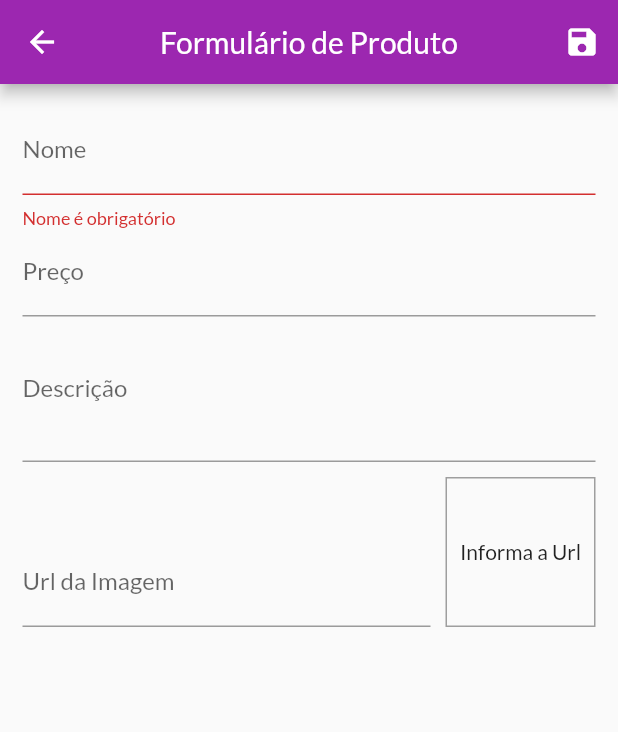
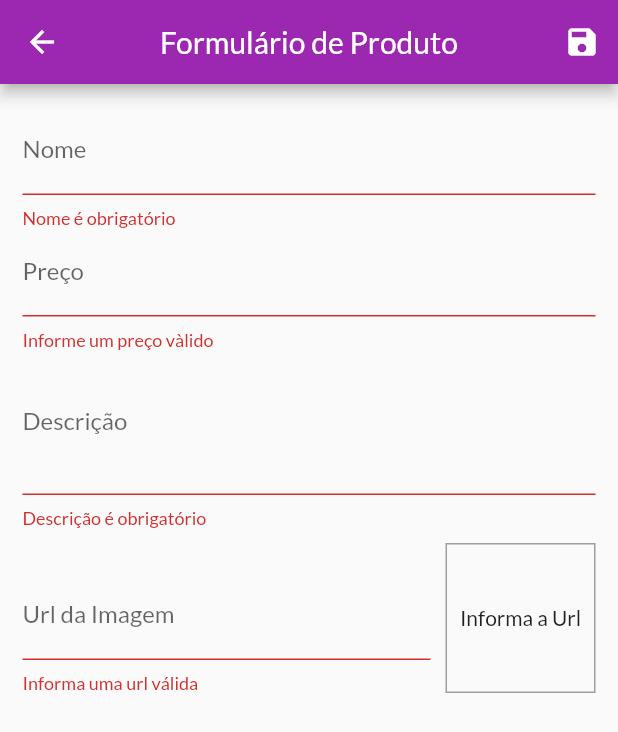
Before and after one commit to rhbpinheiro/shop, a Flutter app: the ProductFormPage screen opened by its route, after a tap on the "save" icon, on a phone screen of 412 x 824 dp. Shown: the top 732 px of the screen. Run offline on Flutter 3.47's test engine with Material 2 defaults, Android fonts, the phone set to English and light mode, and no system bars; network calls fail.

Commit message:
concluindo módulo de formulário

```diff
--- a/lib/main.dart
+++ b/lib/main.dart
@@ -50,7 +50,7 @@ class MyApp extends StatelessWidget {
           AppRoutes.CART: (ctx) => const CartPage(),
           AppRoutes.ORDERS: (ctx) => const OrdersPage(),
           AppRoutes.PRODUCTS: (ctx) => const ProductPage(),
-          AppRoutes.PRODUCTS_FORM: (ctx) => const ProductFormPage(),
+          AppRoutes.PRODUCTS_FORM: (ctx) => ProductFormPage(),
         },
         debugShowCheckedModeBanner: false,
       ),
--- a/lib/pages/product_form_page.dart
+++ b/lib/pages/product_form_page.dart
@@ -1,8 +1,10 @@
 import 'dart:math';
 
 import 'package:flutter/material.dart';
+import 'package:provider/provider.dart';
 
 import '../model/product.dart';
+import '../model/product_list.dart';
 
 class ProductFormPage extends StatefulWidget {
   const ProductFormPage({Key? key}) : super(key: key);
@@ -28,6 +30,24 @@ class _ProductFormPageState extends State<ProductFormPage> {
   }
 
   @override
+  void didChangeDependencies() {
+    super.didChangeDependencies();
+    if (_formData.isEmpty) {
+      final arg = ModalRoute.of(context)?.settings.arguments;
+      if (arg != null) {
+        final product = arg as Product;
+        _formData['id'] = product.id;
+        _formData['name'] = product.name;
+        _formData['price'] = product.price;
+        _formData['description'] = product.description;
+        _formData['imageUrl'] = product.imageUrl;
+
+        _imageUrlController.text = product.imageUrl;
+      }
+    }
+  }
+
+  @override
   void dispose() {
     super.dispose();
     _priceFocus.dispose();
@@ -40,6 +60,14 @@ class _ProductFormPageState extends State<ProductFormPage> {
     setState(() {});
   }
 
+  bool isValidImageUrl(String url) {
+    bool isValidUrl = Uri.tryParse(url)?.hasAbsolutePath ?? false;
+    bool endWithFile = url.toLowerCase().endsWith('.png') ||
+        url.toLowerCase().endsWith('.jpg') ||
+        url.toLowerCase().endsWith('.jpeg');
+    return isValidUrl && endWithFile;
+  }
+
   void _submitForm() {
     final isValid = _formKey.currentState?.validate() ?? false;
 
@@ -48,13 +76,9 @@ class _ProductFormPageState extends State<ProductFormPage> {
     }
 
     _formKey.currentState?.save();
-    final newProduct = Product(
-      id: Random().nextDouble().toString(),
-      name: _formData['name'] as String,
-      description: _formData['description'] as String,
-      imageUrl: _formData['imageUrl'] as String,
-      price: _formData['price'] as double,
-    );
+
+    Provider.of<ProductList>(context, listen: false).saveProduct(_formData);
+    Navigator.of(context).pop();
   }
 
   @override
@@ -77,6 +101,7 @@ class _ProductFormPageState extends State<ProductFormPage> {
           child: ListView(
             children: [
               TextFormField(
+                initialValue:_formData['name']?.toString(),
                 decoration: const InputDecoration(
                   labelText: 'Nome',
                 ),
@@ -99,6 +124,7 @@ class _ProductFormPageState extends State<ProductFormPage> {
                 },
               ),
               TextFormField(
+                initialValue: _formData['price']?.toString(),
                 decoration: const InputDecoration(
                   labelText: 'Preço',
                 ),
@@ -111,8 +137,18 @@ class _ProductFormPageState extends State<ProductFormPage> {
                 },
                 onSaved: (price) =>
                     _formData['price'] = double.parse(price ?? ''),
+                validator: (_price) {
+                  final priceString = _price ?? '';
+                  final price = double.tryParse(priceString) ?? -1;
+                  if (price <= 0) {
+                    return 'Informe um preço vàlido';
+                  }
+                  return null;
+                },
               ),
               TextFormField(
+                initialValue: _formData['description']?.toString(),
+
                 decoration: const InputDecoration(
                   labelText: 'Descrição',
                 ),
@@ -122,6 +158,18 @@ class _ProductFormPageState extends State<ProductFormPage> {
                 maxLines: 3,
                 onSaved: (description) =>
                     _formData['description'] = description ?? '',
+                validator: (_description) {
+                  final description = _description ?? '';
+
+                  if (description.trim().isEmpty) {
+                    return 'Descrição é obrigatório';
+                  }
+                  if (description.trim().length < 10) {
+                    return 'Descrição precisa ter no mínimo 10 letras';
+                  }
+
+                  return null;
+                },
               ),
               Row(
                 crossAxisAlignment: CrossAxisAlignment.end,
@@ -138,6 +186,13 @@ class _ProductFormPageState extends State<ProductFormPage> {
                       onSaved: (imageUrl) =>
                           _formData['imageUrl'] = imageUrl ?? '',
                       onFieldSubmitted: (_) => _submitForm(),
+                      validator: (_imageUrl) {
+                        final imageUrl = _imageUrl ?? '';
+                        if (!isValidImageUrl(imageUrl)) {
+                          return 'Informa uma url válida';
+                        }
+                        return null;
+                      },
                     ),
                   ),
                   Container(
```
Also changed, not shown: lib/model/product_list.dart (+39 -2 lines), lib/widgets/product_item.dart (+38 -2 lines).
